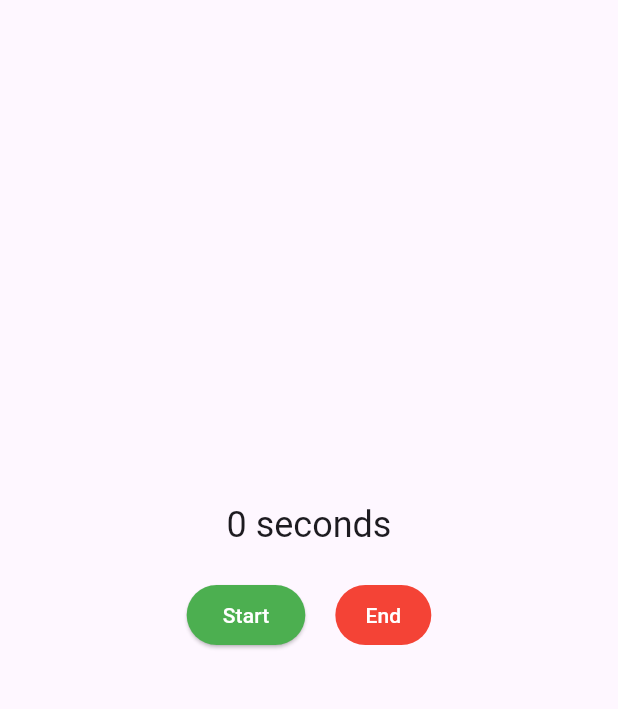
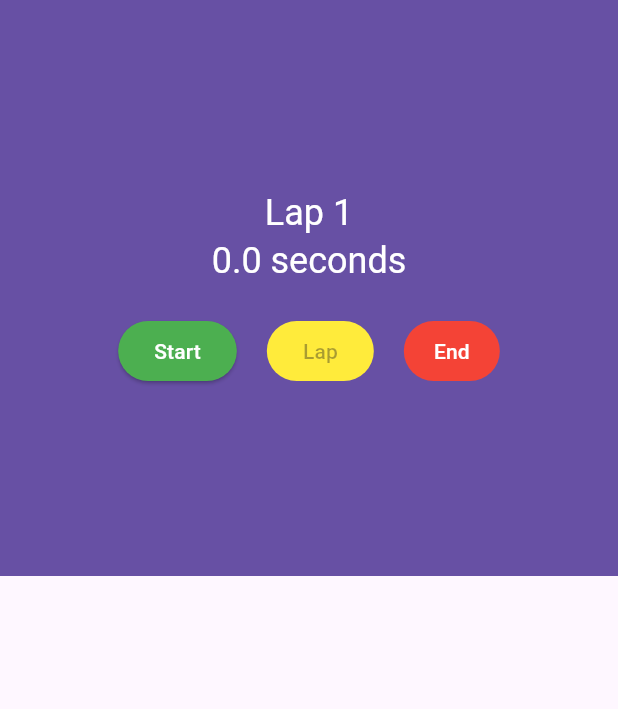
Before and after one commit to tugorez/learning-flutter, a Flutter app: the screen it shows after launch, on a phone screen of 412 x 824 dp, the part 84-793 px from its top. Run offline on Flutter 3.47's test engine with Material 3 defaults, Android fonts, the phone set to English and light mode, and no system bars; our stand-ins replace google_fonts.

Commit message:
Making it scroll

```diff
--- a/stopwatch/lib/stopwatch.dart
+++ b/stopwatch/lib/stopwatch.dart
@@ -10,8 +10,9 @@ class Stopwatch extends StatefulWidget {
 
 class _StopwatchState extends State<Stopwatch> {
   Timer? timer;
-  int seconds = 0;
+  int milliseconds = 0;
   bool isTicking = false;
+  final laps = <int>[];
 
   @override
   void dispose() {
@@ -28,50 +29,99 @@ class _StopwatchState extends State<Stopwatch> {
       body: Column(
         mainAxisAlignment: MainAxisAlignment.center,
         children: [
-          Text(
-            _timerText,
-            style: Theme.of(context).textTheme.headlineSmall,
-          ),
-          const SizedBox(height: 20),
-          Row(
-            mainAxisAlignment: MainAxisAlignment.center,
-            children: [
-              ElevatedButton(
-                child: const Text('Start'),
-                onPressed: isTicking ? null : _startTimer,
-                style: ButtonStyle(
-                  backgroundColor:
-                      MaterialStateProperty.all<Color>(Colors.green),
-                  foregroundColor:
-                      MaterialStateProperty.all<Color>(Colors.white),
-                ),
-              ),
-              const SizedBox(width: 20),
-              TextButton(
-                child: const Text('End'),
-                onPressed: isTicking ? _stopTimer : null,
-                style: ButtonStyle(
-                  backgroundColor: MaterialStateProperty.all<Color>(Colors.red),
-                  foregroundColor:
-                      MaterialStateProperty.all<Color>(Colors.white),
-                ),
-              ),
-            ],
-          ),
+          Expanded(child: _buildCounterAndControls(context)),
+          Expanded(child: _buildLapDisplay(context)),
         ],
       ),
     );
   }
 
-  String get _timerText => '$seconds ${seconds == 1 ? "second" : "seconds"}';
+  Widget _buildCounterAndControls(BuildContext context) {
+    return Container(
+      color: Theme.of(context).primaryColor,
+      child: Column(
+        mainAxisAlignment: MainAxisAlignment.center,
+        children: [
+          _buildCounter(context),
+          const SizedBox(height: 20),
+          _buildControls(context),
+        ],
+      ),
+    );
+  }
+
+  Widget _buildLapDisplay(BuildContext context) {
+    return ListView(
+      children: [
+        for (int milliseconds in laps)
+          ListTile(title: Text(_secondsText(milliseconds))),
+      ],
+    );
+  }
+
+  Widget _buildCounter(BuildContext context) {
+    return Column(
+      mainAxisAlignment: MainAxisAlignment.center,
+      children: [
+        Text(
+          'Lap ${laps.length + 1}',
+          style: Theme.of(context)
+              .textTheme
+              .headline5!
+              .copyWith(color: Colors.white),
+        ),
+        Text(
+          _secondsText(milliseconds),
+          style: Theme.of(context)
+              .textTheme
+              .headline5!
+              .copyWith(color: Colors.white),
+        ),
+      ],
+    );
+  }
+
+  Widget _buildControls(BuildContext context) {
+    return Row(
+      mainAxisAlignment: MainAxisAlignment.center,
+      children: [
+        ElevatedButton(
+          style: ButtonStyle(
+            backgroundColor: MaterialStateProperty.all<Color>(Colors.green),
+            foregroundColor: MaterialStateProperty.all<Color>(Colors.white),
+          ),
+          onPressed: isTicking ? null : _startTimer,
+          child: const Text('Start'),
+        ),
+        const SizedBox(width: 20),
+        ElevatedButton(
+          style: ButtonStyle(
+            backgroundColor: MaterialStateProperty.all(Colors.yellow),
+          ),
+          onPressed: isTicking ? _lap : null,
+          child: const Text('Lap'),
+        ),
+        const SizedBox(width: 20),
+        TextButton(
+          style: ButtonStyle(
+            backgroundColor: MaterialStateProperty.all<Color>(Colors.red),
+            foregroundColor: MaterialStateProperty.all<Color>(Colors.white),
+          ),
+          onPressed: isTicking ? _stopTimer : null,
+          child: const Text('End'),
+        ),
+      ],
+    );
+  }
 
   void _startTimer() {
     timer?.cancel();
-    timer = Timer.periodic(const Duration(seconds: 1), _onTick);
+    timer = Timer.periodic(const Duration(milliseconds: 100), _onTick);
 
     setState(() {
       isTicking = true;
-      seconds = 0;
+      milliseconds = 0;
+      laps.clear();
     });
   }
 
@@ -84,9 +134,18 @@ class _StopwatchState extends State<Stopwatch> {
     });
   }
 
+  void _lap() {
+    setState(() {
+      laps.add(milliseconds);
+      milliseconds = 0;
+    });
+  }
+
   void _onTick(_) {
     setState(() {
-      ++seconds;
+      milliseconds += 100;
     });
   }
+
+  String _secondsText(int milliseconds) => '${milliseconds / 1000} seconds';
 }
```
